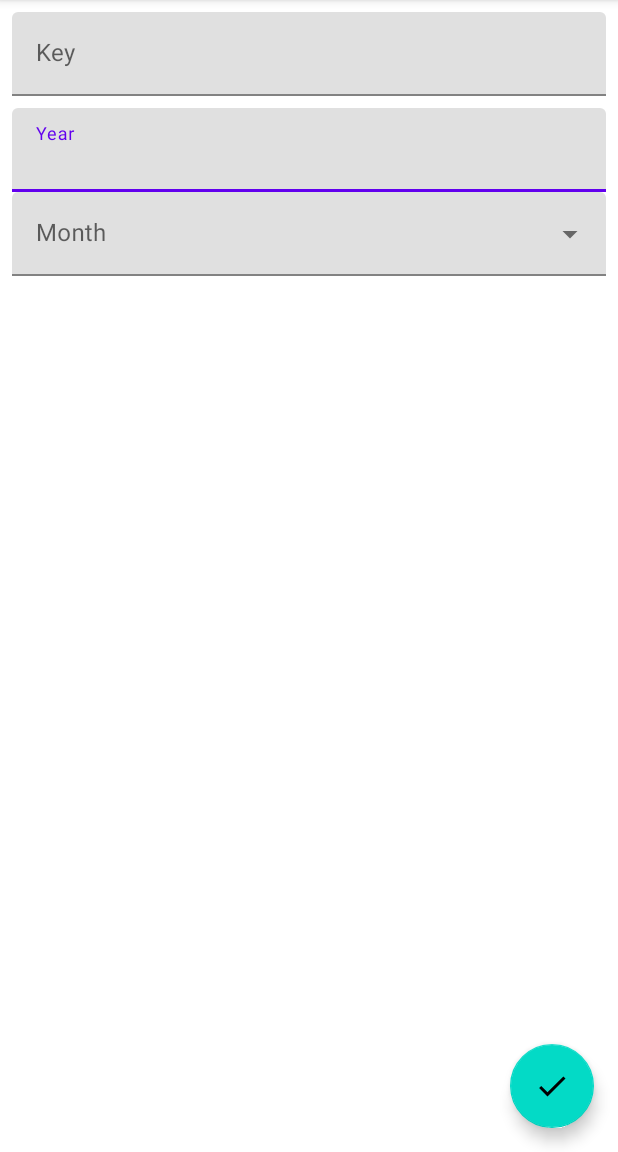
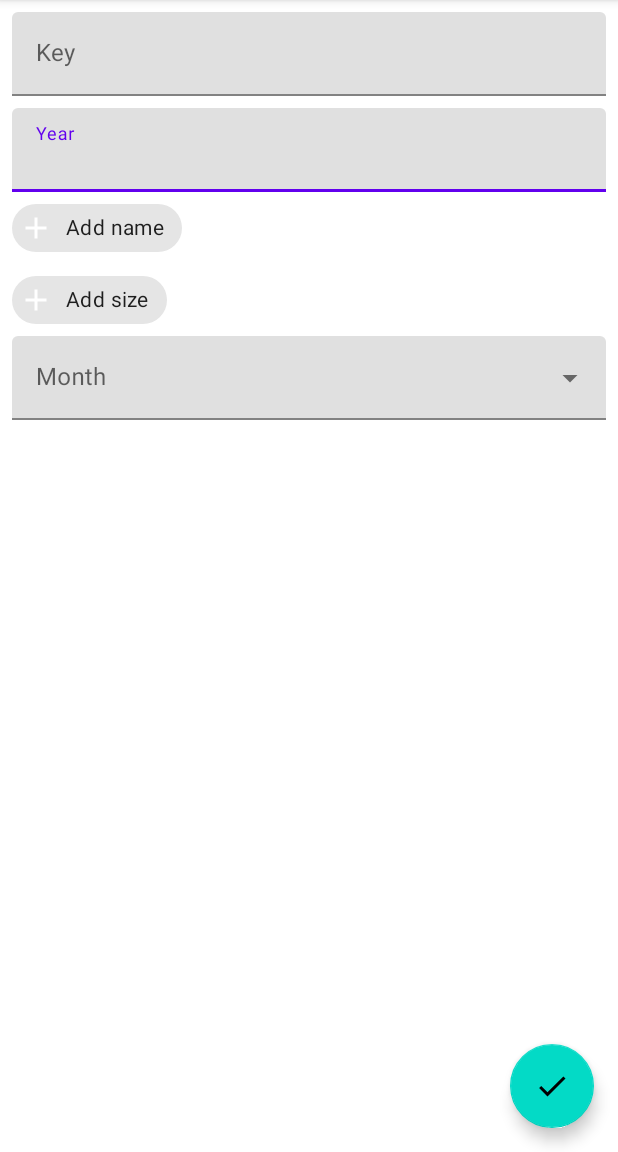
Before and after one commit to pasichenko/Library, an Android app: the fragment AddEditProductFragment shown on its own in the app's theme, on a phone screen of 412 x 824 dp, the part 84-1236 px from its top. Run offline under Robolectric (Android 15) with nearby library versions, the phone set to English and light mode, and no system bars; our stand-ins replace Firebase (no records; nobody signed in at launch, a user with empty details on screens opened directly); 4 statements that could not run were skipped.

Commit message:
Implemented add name and size products

```diff
--- a/app/src/main/java/com/makspasich/library/ui/addeditproduct/AddEditProductFragment.kt
+++ b/app/src/main/java/com/makspasich/library/ui/addeditproduct/AddEditProductFragment.kt
@@ -1,12 +1,10 @@
 package com.makspasich.library.ui.addeditproduct
 
-import android.content.Context
 import android.os.Bundle
 import android.view.LayoutInflater
 import android.view.MotionEvent
 import android.view.View
 import android.view.ViewGroup
-import android.view.inputmethod.InputMethodManager
 import android.widget.ArrayAdapter
 import android.widget.AutoCompleteTextView
 import androidx.core.view.ViewCompat
@@ -20,6 +18,8 @@ import com.makspasich.library.EventObserver
 import com.makspasich.library.R
 import com.makspasich.library.databinding.AddEditProductFragmentBinding
 import com.makspasich.library.twoWayBinding
+import com.makspasich.library.ui.addname.AddNameDialog
+import com.makspasich.library.ui.addsize.AddSizeDialog
 
 
 class AddEditProductFragment : Fragment() {
@@ -120,6 +120,13 @@ class AddEditProductFragment : Fragment() {
             if (checkedId != -1) {
                 binding.chipsNames.check(checkedId)
             }
+            val chipAdd = getChipAdd(
+                    text = "Add name",
+                    root = binding.chipsNames,
+                    onClickListener = View.OnClickListener {
+                        AddNameDialog().show(childFragmentManager, "addName")
+                    })
+            binding.chipsNames.addView(chipAdd)
         })
     }
 
@@ -150,6 +157,13 @@ class AddEditProductFragment : Fragment() {
             if (checkedId != -1) {
                 binding.chipsSizes.check(checkedId)
             }
+            val chipAdd = getChipAdd(
+                    text = "Add size",
+                    root = binding.chipsSizes,
+                    onClickListener = View.OnClickListener {
+                        AddSizeDialog().show(childFragmentManager, "addSize")
+                    })
+            binding.chipsSizes.addView(chipAdd)
         })
     }
 
@@ -159,11 +173,6 @@ class AddEditProductFragment : Fragment() {
                 android.R.layout.simple_dropdown_item_1line,
                 listMonth)
         binding.monthEt.setAdapter(arrayMonthAdapter)
-        binding.monthEt.setOnClickListener {
-            binding.monthEt.requestFocus()
-            val imm = requireContext().getSystemService(Context.INPUT_METHOD_SERVICE) as InputMethodManager
-            imm.showSoftInput(binding.monthEt, 0)
-        }
         viewModel.monthLiveData.observe(viewLifecycleOwner, Observer {
             for (month in listMonth) {
                 if (month == it) {
@@ -180,6 +189,14 @@ class AddEditProductFragment : Fragment() {
         initializeAutoCompleteSpinners(binding.monthEt)
     }
 
+    private fun getChipAdd(text: String, root: ViewGroup, onClickListener: View.OnClickListener): Chip {
+        val chip = layoutInflater.inflate(R.layout.cat_chip_group_item, root, false) as Chip
+        chip.id = ViewCompat.generateViewId()
+        chip.text = text
+        chip.setOnClickListener(onClickListener)
+        return chip
+    }
+
     private fun initializeAutoCompleteSpinners(autoCompleteTextView: AutoCompleteTextView) {
         autoCompleteTextView.onFocusChangeListener = View.OnFocusChangeListener { v: View?, hasFocus: Boolean -> if (hasFocus) autoCompleteTextView.showDropDown() }
         autoCompleteTextView.setOnTouchListener { v: View?, event: MotionEvent? ->
--- a/app/src/main/java/com/makspasich/library/ui/addeditproduct/AddEditProductViewModel.kt
+++ b/app/src/main/java/com/makspasich/library/ui/addeditproduct/AddEditProductViewModel.kt
@@ -56,8 +56,8 @@ class AddEditProductViewModel : ViewModel() {
 
     private var isDataLoaded = false
     private lateinit var oldProduct: Product
-    private fun initSizes() {
-        Firebase.database.reference.child("product-sizes").addListenerForSingleValueEvent(object : ValueEventListener {
+
+    private val sizesListener: ValueEventListener = object : ValueEventListener {
         override fun onDataChange(snapshot: DataSnapshot) {
             val list: MutableList<ProductSize> = mutableListOf()
             for (name in snapshot.children) {
@@ -72,11 +72,8 @@ class AddEditProductViewModel : ViewModel() {
         override fun onCancelled(error: DatabaseError) {
             TODO("Not yet implemented")
         }
-        })
     }
-
-    private fun initNames() {
-        Firebase.database.reference.child("product-names").addListenerForSingleValueEvent(object : ValueEventListener {
+    private val namesListener: ValueEventListener = object : ValueEventListener {
         override fun onDataChange(snapshot: DataSnapshot) {
             val list: MutableList<ProductName> = mutableListOf()
             for (name in snapshot.children) {
@@ -92,7 +89,6 @@ class AddEditProductViewModel : ViewModel() {
         override fun onCancelled(error: DatabaseError) {
             TODO("Not yet implemented")
         }
-        })
     }
 
     fun start(keyProduct: String, isNewProduct: Boolean) {
@@ -164,14 +160,26 @@ class AddEditProductViewModel : ViewModel() {
 
         }
         _isSavedLiveData.value = true
-
-
         _productUpdatedEvent.value = Event(Unit)
     }
 
     init {
         initSizes()
         initNames()
+    }
+
+    override fun onCleared() {
+        super.onCleared()
+        Firebase.database.reference.child("product-sizes").removeEventListener(sizesListener)
+        Firebase.database.reference.child("product-names").removeEventListener(namesListener)
+    }
+
+    private fun initSizes() {
+        Firebase.database.reference.child("product-sizes").addValueEventListener(sizesListener)
+    }
+
+    private fun initNames() {
+        Firebase.database.reference.child("product-names").addValueEventListener(namesListener)
     }
 
     fun setKeyProduct(key: String?) {
--- /dev/null
+++ b/app/src/main/res/layout/cat_chip_group_item.xml
@@ -0,0 +1,21 @@
+<?xml version="1.0" encoding="utf-8"?><!--
+  Copyright 2017 The Android Open Source Project
+
+  Licensed under the Apache License, Version 2.0 (the "License");
+  you may not use this file except in compliance with the License.
+  You may obtain a copy of the License at
+
+      https://www.apache.org/licenses/LICENSE-2.0
+
+  Unless required by applicable law or agreed to in writing, software
+  distributed under the License is distributed on an "AS IS" BASIS,
+  WITHOUT WARRANTIES OR CONDITIONS OF ANY KIND, either express or implied.
+  See the License for the specific language governing permissions and
+  limitations under the License.
+  -->
+
+<com.google.android.material.chip.Chip xmlns:android="http://schemas.android.com/apk/res/android"
+    android:layout_width="wrap_content"
+    android:layout_height="wrap_content"
+    xmlns:app="http://schemas.android.com/apk/res-auto"
+    app:chipIcon="@drawable/ic_add" />
--- a/app/src/main/res/values/strings.xml
+++ b/app/src/main/res/values/strings.xml
@@ -22,6 +22,10 @@
     <string name="edit_product">Edit product</string>
     <string name="add_product">Add product</string>
     <string name="data_loading">Data loading</string>
+    <string name="message_delete_product">This product will be removed!</string>
+    <string name="title_dialog_delete_product">WARNING</string>
+    <string name="active">Active</string>
+    <string name="archive">Archive</string>
 
     <string-array name="months">
         <item> January</item>
```
Also changed, not shown: app/src/main/java/com/makspasich/library/ui/addname/AddNameDialog.kt (added, +39 -0 lines), app/src/main/java/com/makspasich/library/ui/addname/AddNameViewModel.kt (added, +23 -0 lines), app/src/main/java/com/makspasich/library/ui/addsize/AddSizeDialog.kt (added, +37 -0 lines), app/src/main/java/com/makspasich/library/ui/addsize/AddSizeViewModel.kt (added, +21 -0 lines), app/src/main/java/com/makspasich/library/ui/detail/DetailProductFragment.kt (+8 -8 lines), app/src/main/res/layout/add_name_fragment.xml (added, +25 -0 lines), app/src/main/res/layout/add_size_fragment.xml (added, +25 -0 lines). Lines whose indentation alone changed are shown as unchanged.
